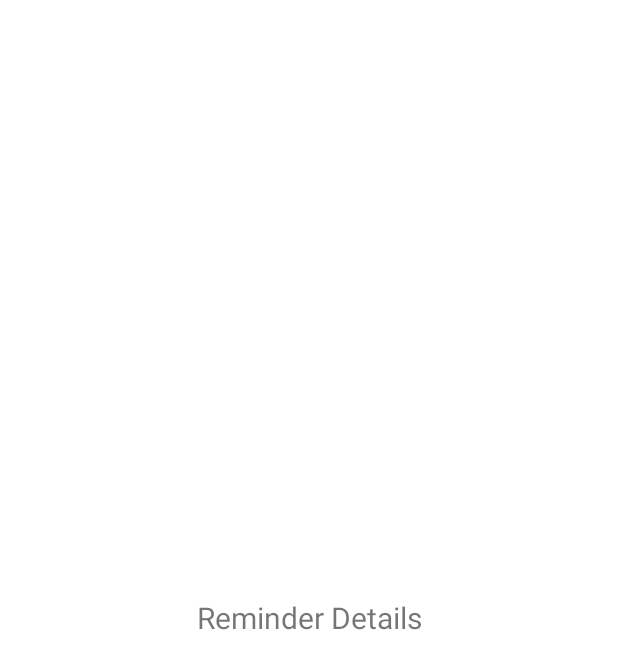
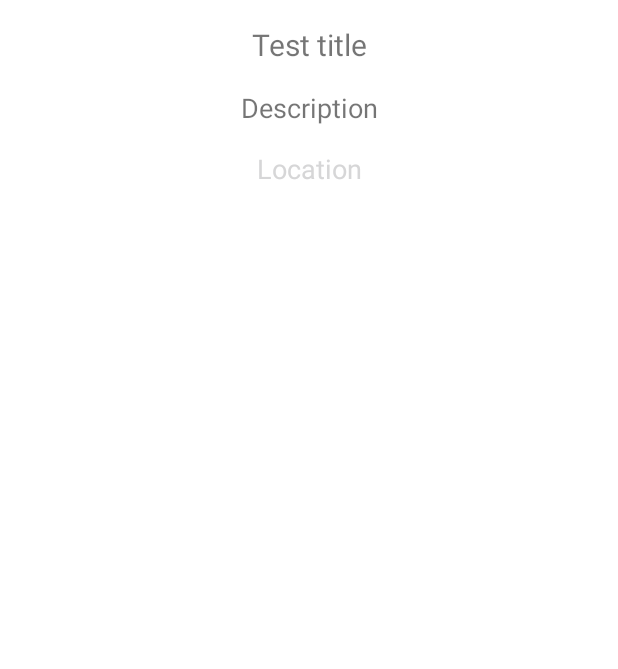
Before and after one commit to CuriousWizard/android-location-reminder, an Android app: the layout activity_reminder_description.xml on its own in the app's theme, with its tools: preview values and no code run, on a phone screen of 412 x 824 dp. Shown: the top 669 px of the screen. Run offline under Robolectric (Android 15) with nearby library versions, the phone set to English and light mode, and no system bars.

Commit message:
Logout + details implemented

```diff
--- a/app/src/main/res/layout/activity_reminder_description.xml
+++ b/app/src/main/res/layout/activity_reminder_description.xml
@@ -10,24 +10,52 @@
             type="com.curiouswizard.locationreminder.locationreminders.reminderslist.ReminderDataItem" />
     </data>
 
-    <LinearLayout
+    <androidx.constraintlayout.widget.ConstraintLayout
+        android:id="@+id/details"
         android:layout_width="match_parent"
         android:layout_height="match_parent"
         android:gravity="center"
         android:orientation="vertical"
         tools:context=".locationreminders.ReminderDescriptionActivity">
-        <!--TODO: add the design of the reminder details-->
 
         <TextView
+            android:id="@+id/title"
             android:layout_width="match_parent"
             android:layout_height="wrap_content"
+            android:layout_marginTop="16dp"
             android:gravity="center"
-            android:text="Reminder Details"
+            android:text="@{reminderDataItem.title}"
             android:textSize="@dimen/text_size_large"
-            app:layout_constraintBottom_toBottomOf="parent"
             app:layout_constraintEnd_toEndOf="parent"
             app:layout_constraintStart_toStartOf="parent"
-            app:layout_constraintTop_toTopOf="parent" />
+            app:layout_constraintTop_toTopOf="parent"
+            tools:text="Test title" />
 
-    </LinearLayout>
+        <TextView
+            android:id="@+id/description"
+            android:layout_width="wrap_content"
+            android:layout_height="wrap_content"
+            android:layout_marginTop="16dp"
+            android:text="@{reminderDataItem.description}"
+            android:textSize="@dimen/text_size_medium"
+            app:layout_constraintEnd_toEndOf="parent"
+            app:layout_constraintStart_toStartOf="parent"
+            app:layout_constraintTop_toBottomOf="@+id/title"
+            tools:text="Description" />
+
+        <TextView
+            android:id="@+id/textView"
+            android:layout_width="wrap_content"
+            android:layout_height="wrap_content"
+            android:layout_marginTop="16dp"
+            android:gravity="center"
+            android:text="@{reminderDataItem.location}"
+            android:textColor="@color/colorAccent"
+            android:textSize="@dimen/text_size_medium"
+            app:layout_constraintEnd_toEndOf="parent"
+            app:layout_constraintStart_toStartOf="parent"
+            app:layout_constraintTop_toBottomOf="@+id/description"
+            tools:text="Location" />
+
+    </androidx.constraintlayout.widget.ConstraintLayout>
 </layout>
```
Also changed, not shown: app/src/main/java/com/curiouswizard/locationreminder/locationreminders/ReminderDescriptionActivity.kt (+8 -2 lines), app/src/main/java/com/curiouswizard/locationreminder/locationreminders/reminderslist/ReminderListFragment.kt (+25 -8 lines).
